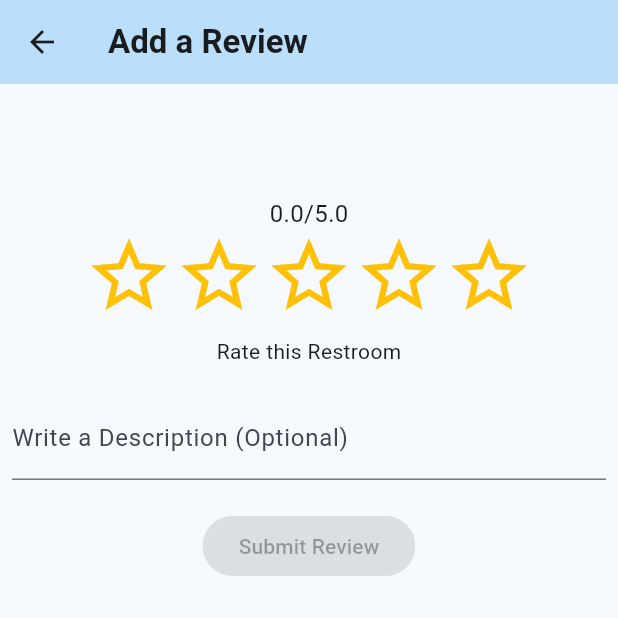
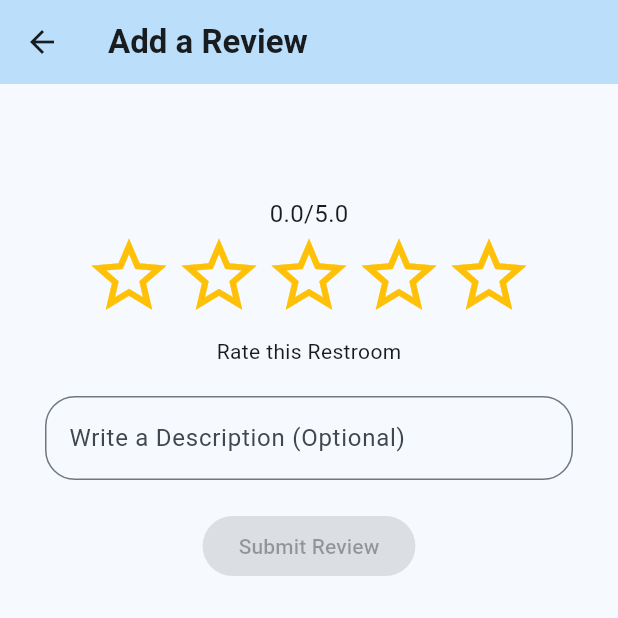
Before and after one commit to kev-devmethod/Loocator, a Flutter app: the ReviewPage screen opened directly with empty values, on a phone screen of 412 x 824 dp, the top half of it. Run offline on Flutter 3.47's test engine with Material 3 defaults, Android fonts, the light colour scheme and no system bars; our stand-ins replace dio, permission_handler; missing offline and left inert: google_navigation_flutter.

Commit message:
Added Decoration on TextField

```diff
--- a/lib/main.dart
+++ b/lib/main.dart
@@ -12,6 +12,9 @@ class MyApp extends StatelessWidget {
       title: 'Loocator',
       theme: ThemeData(
         colorScheme: ColorScheme.fromSeed(seedColor: Colors.lightBlueAccent),
+        buttonTheme: ButtonThemeData(
+          colorScheme: ColorScheme.fromSeed(seedColor: Colors.lightBlueAccent),
+        ),
         useMaterial3: true,
       ),
       home: const NavigationPage(), //MapPage(),
--- a/lib/pages/navigation_page.dart
+++ b/lib/pages/navigation_page.dart
@@ -27,11 +27,16 @@ class _NavigationPageState extends State<NavigationPage> {
         latitude: 32.785975, longitude: -79.936825), // Francis Marion Hotel
   ];
 
+  // TODO: make this a list returned from a firestore database of reviews from a specific restrooms
   List<String> reviews = [
     'I love this bathroom!',
     'I really love this bathroom!',
     'I hate this bathroom!',
   ];
+
+  // TODO: make this a list returned from a firestore database of ratings from a specific restroom
+  List<double>? ratings = [2.0, 3.0, 4.0];
+
   List<NavigationWaypoint> _waypoints = <NavigationWaypoint>[];
 
   LatLng? _userLocation;
@@ -423,6 +428,7 @@ class _NavigationPageState extends State<NavigationPage> {
         distance: _remainingDistance,
         time: _remaingingTime,
         reviews: reviews,
+        ratings: ratings,
       ),
     );
   }
--- a/lib/pages/review_page.dart
+++ b/lib/pages/review_page.dart
@@ -1,12 +1,18 @@
 import 'package:flutter/material.dart';
+import 'package:http/http.dart';
 import 'package:loocator/widgets/star_rating.dart';
 
 // ignore: must_be_immutable
 class ReviewPage extends StatefulWidget {
-  final List<String> reviews;
-  double rating;
+  List<String> reviews;
+  List<double> ratings;
+  double avgRating;
 
-  ReviewPage({super.key, required this.reviews, required this.rating});
+  ReviewPage(
+      {super.key,
+      required this.reviews,
+      required this.ratings,
+      required this.avgRating});
 
   @override
   State<ReviewPage> createState() => _ReviewPageState();
@@ -14,6 +20,7 @@ class ReviewPage extends StatefulWidget {
 
 class _ReviewPageState extends State<ReviewPage> {
   bool updatedRating = false;
+  double newRating = 0.0;
   TextEditingController description = TextEditingController();
 
   @override
@@ -42,13 +49,13 @@ class _ReviewPageState extends State<ReviewPage> {
                         height: 75,
                       ),
                       Text(
-                        '${widget.rating}/5.0',
+                        '$newRating/5.0',
                         style: const TextStyle(fontSize: 16),
                       ),
                       StarRating(
-                          rating: widget.rating,
+                          rating: newRating,
                           onRatingChanged: (rating) => setState(() {
-                                widget.rating = rating;
+                                newRating = rating;
                                 updatedRating = true;
                               })),
                       const SizedBox(
@@ -58,10 +65,20 @@ class _ReviewPageState extends State<ReviewPage> {
                       const SizedBox(
                         height: 20,
                       ),
-                      TextField(
-                        controller: description,
-                        decoration: const InputDecoration(
-                          labelText: 'Write a Description (Optional)',
+                      Padding(
+                        padding: const EdgeInsets.symmetric(horizontal: 22.0),
+                        child: SizedBox(
+                          width: double.maxFinite,
+                          child: TextField(
+                            maxLines: null,
+                            controller: description,
+                            decoration: InputDecoration(
+                              border: OutlineInputBorder(
+                                borderRadius: BorderRadius.circular(20),
+                              ),
+                              labelText: 'Write a Description (Optional)',
+                            ),
+                          ),
                         ),
                       ),
                       const SizedBox(
@@ -70,10 +87,19 @@ class _ReviewPageState extends State<ReviewPage> {
                       ElevatedButton(
                           onPressed: (updatedRating)
                               ? () {
-                                  setState(() =>
-                                      widget.reviews.add(description.text));
+                                  setState(() {
+                                    if (description.text.isNotEmpty) {
+                                      widget.reviews.add(description.text);
+                                    }
+                                    widget.ratings.add(newRating);
+                                    Navigator.pop(context);
+                                    showMessage('Thank you for Reviewing!');
+                                  });
                                 }
                               : null,
+                          style: ElevatedButton.styleFrom(
+                              backgroundColor:
+                                  Theme.of(context).primaryColorLight),
                           child: const Text('Submit Review')),
                     ]),
               ),
@@ -83,4 +109,9 @@ class _ReviewPageState extends State<ReviewPage> {
       ),
     );
   }
+
+  void showMessage(String message) {
+    final SnackBar snackBar = SnackBar(content: Text(message));
+    ScaffoldMessenger.of(context).showSnackBar(snackBar);
+  }
 }
```
Also changed, not shown: lib/widgets/info_screen.dart (+45 -16 lines).
